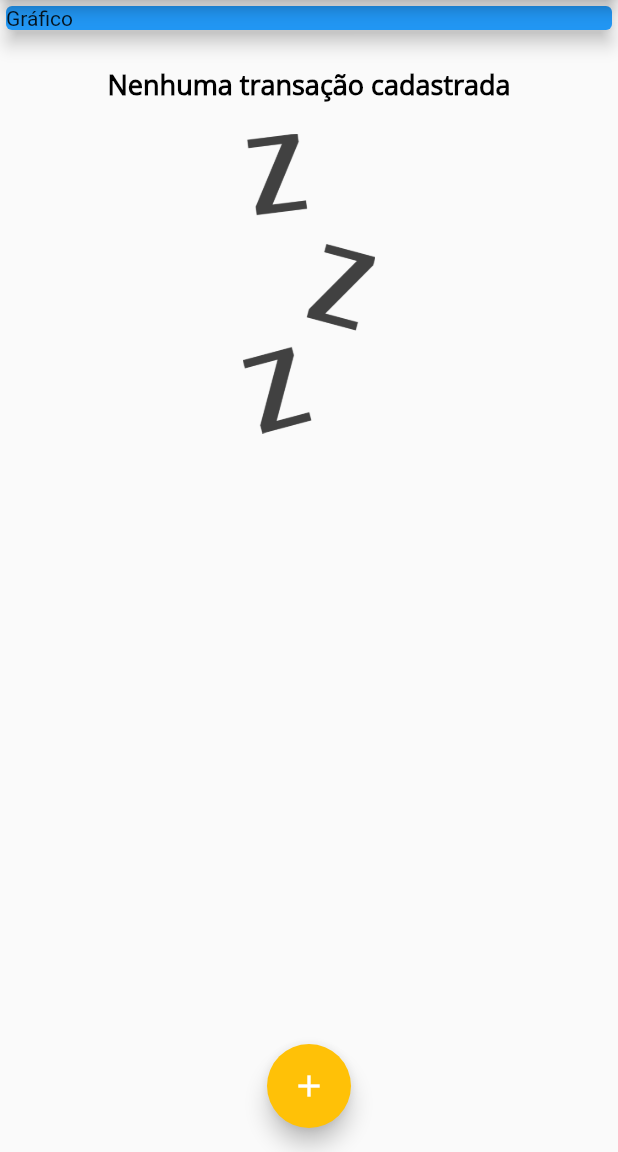
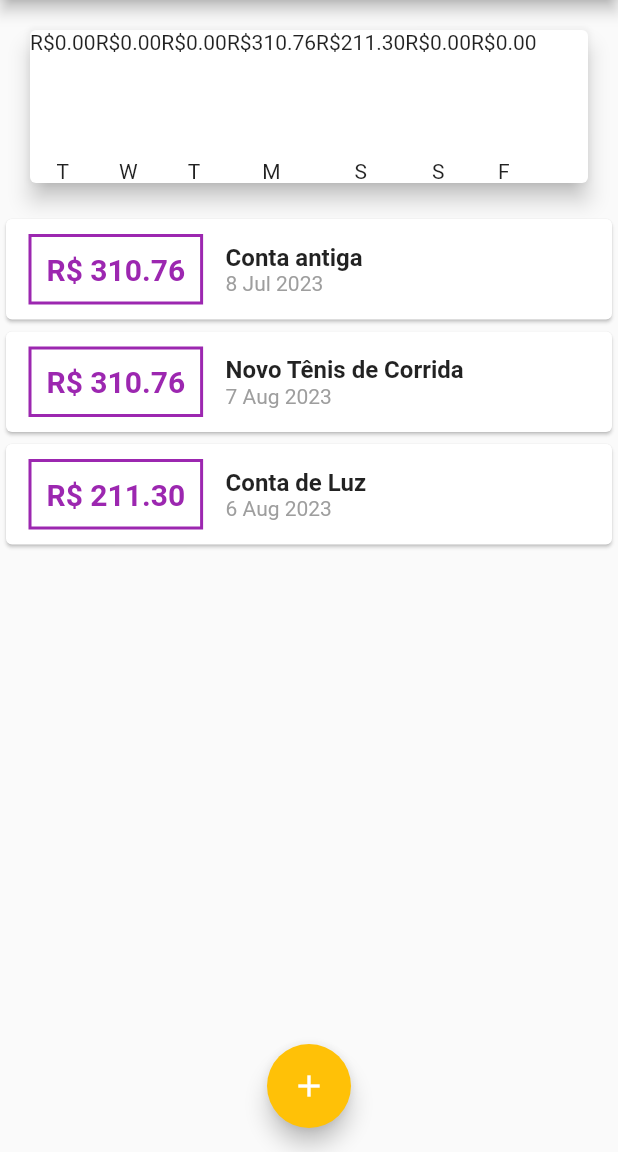
Before and after one commit to JuanCarllos13/Expense-Mobile-Flutter, a Flutter app: the screen it shows after launch, on a phone screen of 412 x 824 dp, the part 84-1236 px from its top. Run offline on Flutter 3.47's test engine with Material 2 defaults, Android fonts, the phone set to English and light mode, and no system bars.

Commit message:
create grafic percetage

```diff
--- /dev/null
+++ b/lib/components/chart.dart
@@ -0,0 +1,53 @@
+import 'package:flutter/material.dart';
+import 'package:intl/intl.dart';
+import '../models/transaction.dart';
+import 'chart_bar.dart';
+
+class Chart extends StatelessWidget {
+  final List<Transaction> recentTransaction;
+
+  const Chart(this.recentTransaction, {Key? key}) : super(key: key);
+
+  List<Map<String, Object>> get groupedTransactions {
+    return List.generate(7, (index) {
+      final weekDay = DateTime.now().subtract(
+        Duration(days: index),
+      );
+
+      double totalSum = 0.0;
+
+      for (var i = 0; i < recentTransaction.length; i++) {
+        bool sameDay = recentTransaction[i].date.day == weekDay.day;
+        bool sameMonth = recentTransaction[i].date.month == weekDay.month;
+        bool sameYear = recentTransaction[i].date.year == weekDay.year;
+
+        if (sameDay && sameMonth && sameYear) {
+          totalSum += recentTransaction[i].value;
+        }
+      }
+
+      return {
+        'day': DateFormat.E().format(weekDay)[0],
+        'value': totalSum,
+      };
+    });
+  }
+
+  @override
+  Widget build(BuildContext context) {
+    groupedTransactions;
+    return Card(
+      elevation: 6,
+      margin: const EdgeInsets.all(20),
+      child: Row(
+        children: groupedTransactions.map((tr) {
+          return ChartBar(
+            label: tr['day'] as String,
+            value: tr['value'] as double,
+            percentage: 0,
+          );
+        }).toList(),
+      ),
+    );
+  }
+}
--- /dev/null
+++ b/lib/components/chart_bar.dart
@@ -0,0 +1,31 @@
+import 'package:flutter/material.dart';
+
+class ChartBar extends StatelessWidget {
+  final String? label;
+  final double? value;
+  final double? percentage;
+
+  const ChartBar({
+    this.label,
+    this.value,
+    this.percentage,
+    Key? key,
+  }) : super(key: key);
+
+  @override
+  Widget build(BuildContext context) {
+    return Column(
+      children: [
+        Text('R\$${value!.toStringAsFixed(2)}'),
+        const SizedBox(height: 5),
+        const SizedBox(
+          height: 60,
+          width: 10,
+          child: null,
+        ),
+        const SizedBox(height: 5),
+        Text(label!),
+      ],
+    );
+  }
+}
--- a/lib/main.dart
+++ b/lib/main.dart
@@ -1,3 +1,4 @@
+import 'package:expenses/components/chart.dart';
 import 'package:flutter/material.dart';
 import 'dart:math';
 import './components/transaction_form.dart';
@@ -49,19 +50,28 @@ class MyHomePage extends StatefulWidget {
 
 class _MyHomePageState extends State<MyHomePage> {
   final List<Transaction> _transactions = [
-    // Transaction(
-    //   id: 't1',
-    //   title: 'Novo Tênis de Corrida',
-    //   value: 310.76,
-    //   date: DateTime.now(),
-    // ),
-    // Transaction(
-    //   id: 't2',
-    //   title: 'Conta de Luz',
-    //   value: 211.30,
-    //   date: DateTime.now(),
-    // ),
+    Transaction(
+        id: 't0',
+        title: 'Conta antiga',
+        value: 310.76,
+        date: DateTime.now().subtract(const Duration(days: 33))),
+    Transaction(
+        id: 't1',
+        title: 'Novo Tênis de Corrida',
+        value: 310.76,
+        date: DateTime.now().subtract(const Duration(days: 3))),
+    Transaction(
+        id: 't2',
+        title: 'Conta de Luz',
+        value: 211.30,
+        date: DateTime.now().subtract(const Duration(days: 4))),
   ];
+
+  List<Transaction> get _recentTransactions {
+    return _transactions.where((tr) {
+      return tr.date.isAfter(DateTime.now().subtract(Duration(days: 7)));
+    }).toList();
+  }
 
   _addTransaction(String title, double value) {
     final newTransaction = Transaction(
@@ -105,14 +115,7 @@ class _MyHomePageState extends State<MyHomePage> {
         child: Column(
           crossAxisAlignment: CrossAxisAlignment.stretch,
           children: <Widget>[
-            const SizedBox(
-              width: double.infinity,
-              child: Card(
-                color: Colors.blue,
-                elevation: 5,
-                child: Text('Gráfico'),
-              ),
-            ),
+            Chart(_recentTransactions),
             TransactionList(_transactions),
           ],
         ),
```
